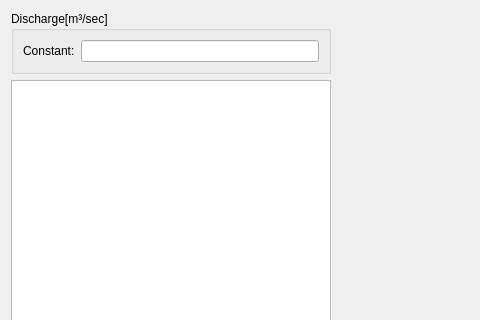
dhanush-2501/hydro-analyzer, file HyAn/ui/pumping_data.ui: the form before one commit; both pictures show x 0 to 480 and y 0 to 320 of the 813 by 734 pixel window.
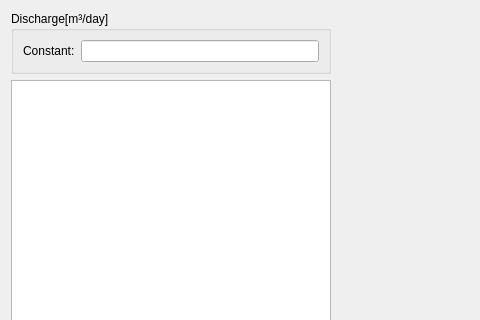
The form after the commit. Custom widgets are drawn as their Qt base class.

The edit to the form file:
```diff
--- a/HyAn/ui/pumping_data.ui
+++ b/HyAn/ui/pumping_data.ui
@@ -35,7 +35,7 @@
       </size>
      </property>
      <property name="title">
-      <string>Discharge[m³/sec]</string>
+      <string>Discharge[m³/day]</string>
      </property>
      <layout class="QFormLayout" name="formLayout_4">
       <item row="0" column="0">
```
